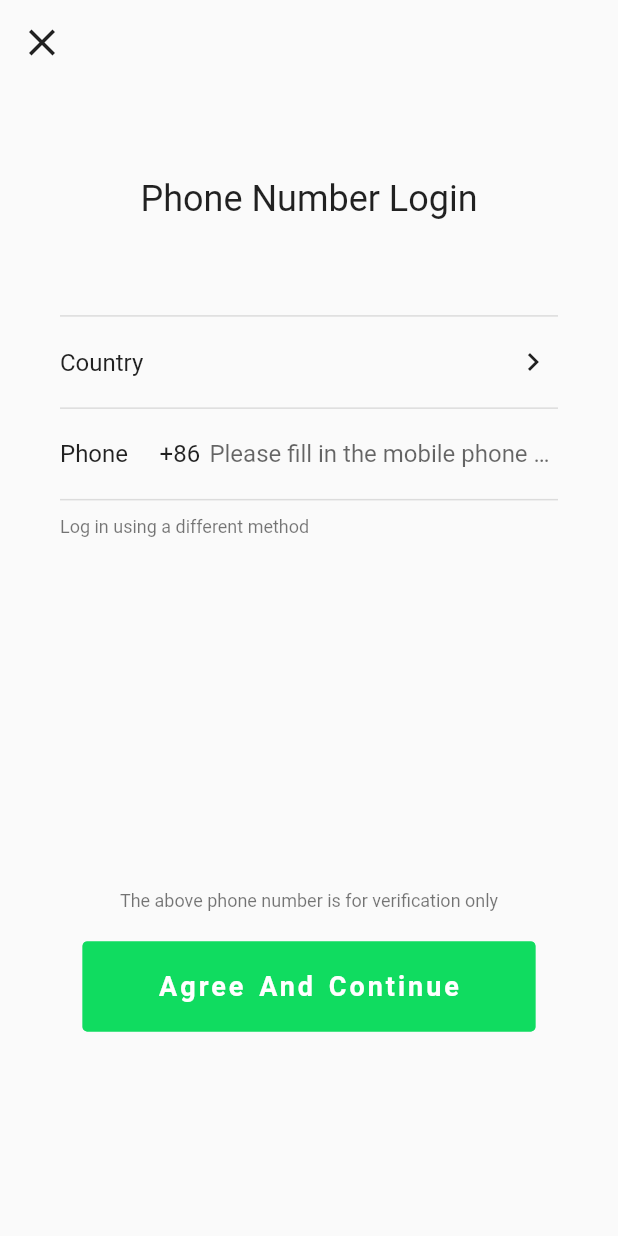
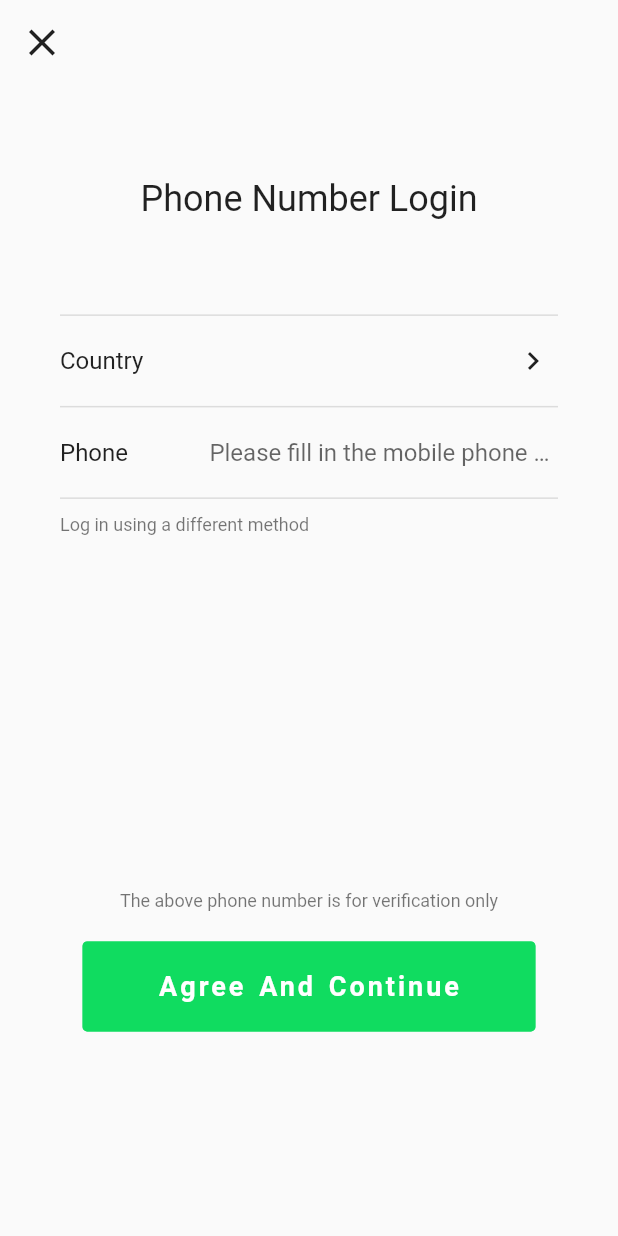
Before and after one commit to BadKid90s/pseudo_we_chat, a Flutter app: the screen it shows after launch, after a tap on "log in", on a phone screen of 412 x 824 dp. Run offline on Flutter 3.47's test engine with Material 2 defaults, Android fonts, the phone set to English and light mode, and no system bars; drawn by our look-alikes of getwidget; our stand-ins replace get, styled_widget.

Commit message:
feature(login): 修改构建手机登录页

```diff
--- a/lib/pages/login/login_account.dart
+++ b/lib/pages/login/login_account.dart
@@ -27,8 +27,6 @@ class LoginAccountController extends GetxController {
   void login() async {
     //TODO("后台处理")
     print(loginForm);
-    //跳转到消息页
-    Get.offAllNamed(AppRoutes.message);
   }
 }
 
@@ -72,6 +70,8 @@ class LoginAccountPage extends GetView<LoginAccountController> {
                 return;
               }
               controller.login();
+              //跳转到消息页
+              Get.offAllNamed(AppRoutes.message);
             },
           ),
         ],
--- a/lib/pages/login/login_phone.dart
+++ b/lib/pages/login/login_phone.dart
@@ -7,10 +7,13 @@ import 'package:pseudo_we_chat/pages/login/widget/top_title.dart';
 import 'package:pseudo_we_chat/router.dart';
 
 class LoginPhoneController extends GetxController {
-  TextEditingController phoneController = TextEditingController();
   var phonePrefix = "86".obs;
+  var phone = "".obs;
+  var region = "".obs;
 
-  void login() async {}
+  void login() async {
+    print("loginPhone: +$phonePrefix $phone");
+  }
 }
 
 class LoginPhonePage extends GetView<LoginPhoneController> {
@@ -33,13 +36,13 @@ class LoginPhonePage extends GetView<LoginPhoneController> {
       body: Column(
         children: [
           TopTitle(4, "login_phone_title".tr),
-          PhoneContent(10),
+          const PhoneContent(10),
           Bottom(
             flex: 6,
             title: "login_phone_bottom_title".tr,
             buttonTitle: "login_phone_bottom_button_title".tr,
             buttonPressed: () {
-              if (controller.phoneController.text.isBlank == true) {
+              if (controller.phone.value.isBlank == true) {
                 Get.defaultDialog(
                   title: "❕",
                   middleText: "login_phone_phone_verify_message".tr,
@@ -47,6 +50,7 @@ class LoginPhonePage extends GetView<LoginPhoneController> {
                 return;
               }
               controller.login();
+              Get.offAllNamed(AppRoutes.message);
             },
           ),
         ],
--- a/lib/pages/login/widget/account_content.dart
+++ b/lib/pages/login/widget/account_content.dart
@@ -1,6 +1,8 @@
 import 'package:flutter/material.dart';
 import 'package:get/get.dart';
 import 'package:pseudo_we_chat/pages/login/login_account.dart';
+import 'package:pseudo_we_chat/pages/login/widget/onth_login.dart';
+import 'package:pseudo_we_chat/router.dart';
 import 'package:styled_widget/styled_widget.dart';
 
 class AccountContent extends StatelessWidget {
@@ -33,6 +35,10 @@ class AccountContent extends StatelessWidget {
               onChanged: (val) => _controller.changePassword(val),
             ),
             _buildDivider(),
+            OtherLogin(
+              title: "login_account_use_phone_login".tr,
+              buttonPressed: () => Get.offAndToNamed(AppRoutes.loginPhone),
+            ),
           ],
         ).paddingSymmetric(horizontal: 40));
   }
--- /dev/null
+++ b/lib/pages/login/widget/onth_login.dart
@@ -0,0 +1,32 @@
+import 'package:flutter/material.dart';
+import 'package:get/get.dart';
+import 'package:getwidget/getwidget.dart';
+
+class OtherLogin extends StatelessWidget {
+  const OtherLogin({Key? key, required this.title, required this.buttonPressed})
+      : super(key: key);
+
+  final String title;
+  final VoidCallback buttonPressed;
+
+  @override
+  Widget build(BuildContext context) {
+    return Row(children: [
+      GFButton(
+        splashColor: Colors.transparent,
+        highlightColor: Colors.transparent,
+        highlightElevation: 0,
+        // 控制按钮下方阴影的大小，默认值为 8
+        elevation: 0,
+        // 凸起按钮下方阴影的大小，默认值为 2
+        padding: EdgeInsets.zero,
+        type: GFButtonType.transparent,
+        onPressed: buttonPressed,
+        child: Text(
+          title,
+          style: context.textTheme.bodySmall,
+        ),
+      )
+    ]);
+  }
+}
--- a/lib/pages/login/widget/phone_content.dart
+++ b/lib/pages/login/widget/phone_content.dart
@@ -1,41 +1,63 @@
 import 'package:flutter/material.dart';
+import 'package:flutter/services.dart';
 import 'package:get/get.dart';
-import 'package:getwidget/getwidget.dart';
-import 'package:pseudo_we_chat/pages/login/login_account.dart';
 import 'package:pseudo_we_chat/pages/login/login_phone.dart';
+import 'package:pseudo_we_chat/pages/login/widget/onth_login.dart';
 import 'package:pseudo_we_chat/router.dart';
 import 'package:styled_widget/styled_widget.dart';
 
 class PhoneContent extends StatelessWidget {
-  PhoneContent(this.flex, {super.key});
+  const PhoneContent(this.flex, {super.key});
 
   final int flex;
 
-  final _controller = Get.find<LoginPhoneController>();
+  static LoginPhoneController get _controller =>
+      Get.find<LoginPhoneController>();
 
   @override
   Widget build(BuildContext context) {
     return Expanded(
         flex: flex,
-      child: Container(
-          alignment: Alignment.topCenter,
-          // color: Colors.yellow,
-          width: Get.width,
         child: Column(
           children: [
-              const Divider(height: 2, thickness: 1),
-              InkWell(
-                onTap: () {
-                  print("object");
-                },
-                child: Row(
+            _buildDivider(),
+            _buildRegionView(
+              context,
+              title: "login_phone_region".tr,
+              onChanged: (val) => _controller.region(val),
+            ),
+            _buildDivider(),
+            _buildPhoneView(
+              context,
+              title: "login_phone_phone".tr,
+              hintText: "login_phone_phone_hint_text".tr,
+              onChanged: (val) => _controller.phone(val),
+            ),
+            _buildDivider(),
+            OtherLogin(
+              title: "login_phone_use_other_login".tr,
+              buttonPressed: () => Get.offAndToNamed(AppRoutes.loginAccount),
+            ),
+          ],
+        ).paddingSymmetric(horizontal: 40));
+  }
+
+  Widget _buildDivider() {
+    return const Divider(height: 1, thickness: 1);
+  }
+
+  Widget _buildRegionView(
+    BuildContext context, {
+    required String title,
+    required ValueChanged<String> onChanged,
+  }) {
+    return Row(
       children: [
         Expanded(
           flex: 2,
           child: Container(
               alignment: Alignment.centerLeft,
-                          child: Text("login_phone_region".tr,
-                              style: context.textTheme.titleMedium)),
+              child: Text(title, style: context.textTheme.titleMedium)),
         ),
         Expanded(
           flex: 7,
@@ -49,56 +71,41 @@ class PhoneContent extends StatelessWidget {
           child: Icon(Icons.chevron_right_outlined),
         ),
       ],
-                ).height(60),
-              ),
-              const Divider(height: 1, thickness: 1),
-              Row(
+    ).height(60);
+  }
+
+  Widget _buildPhoneView(
+    BuildContext context, {
+    required String title,
+    required String hintText,
+    required ValueChanged<String> onChanged,
+    bool obscureText = false,
+  }) {
+    return Row(
       children: [
         Expanded(
-                    flex: 2,
+          flex: 3,
           child: Container(
               alignment: Alignment.centerLeft,
-                        child: Text("login_phone_phone".tr,
-                            style: context.textTheme.titleMedium)),
-                  ),
-                  Expanded(
-                    flex: 1,
-                    child: Text("+${_controller.phonePrefix.value}",
-                        style: context.textTheme.titleMedium),
+              child: Text(title, style: context.textTheme.titleMedium)),
         ),
         Expanded(
           flex: 7,
           child: TextField(
-                      obscureText: true,
-                      controller: _controller.phoneController,
+            obscureText: obscureText,
             decoration: InputDecoration(
               border: InputBorder.none,
-                        hintText: "login_phone_phone_hint_text".tr,
+              hintText: hintText,
             ),
+            keyboardType: TextInputType.phone,
+            inputFormatters: [
+              FilteringTextInputFormatter.digitsOnly,//只允许输入数字
+              LengthLimitingTextInputFormatter(11)//限制长度
+            ],
+            onChanged: onChanged,
           ),
         ),
       ],
-              ).height(60),
-              const Divider(height: 1, thickness: 1),
-              Row(children: [
-                GFButton(
-                  splashColor: Colors.transparent,
-                  highlightColor: Colors.transparent,
-                  highlightElevation: 0,
-                  // 控制按钮下方阴影的大小，默认值为 8
-                  elevation: 0,
-                  // 凸起按钮下方阴影的大小，默认值为 2
-                  padding: EdgeInsets.zero,
-                  type: GFButtonType.transparent,
-                  child: Text("login_phone_use_other_login".tr,
-                      style: context.textTheme.bodySmall),
-                  onPressed: () {
-                    Get.offAndToNamed(AppRoutes.loginAccount);
-                  },
-                )
-              ]),
-            ],
-          ).paddingSymmetric(horizontal: 40)),
-    );
+    ).height(60);
   }
 }
```
Lines whose indentation alone changed are shown as unchanged.
